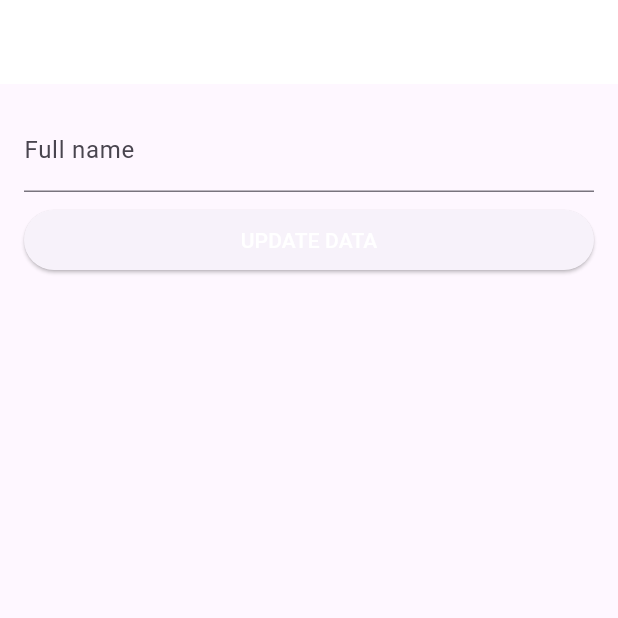
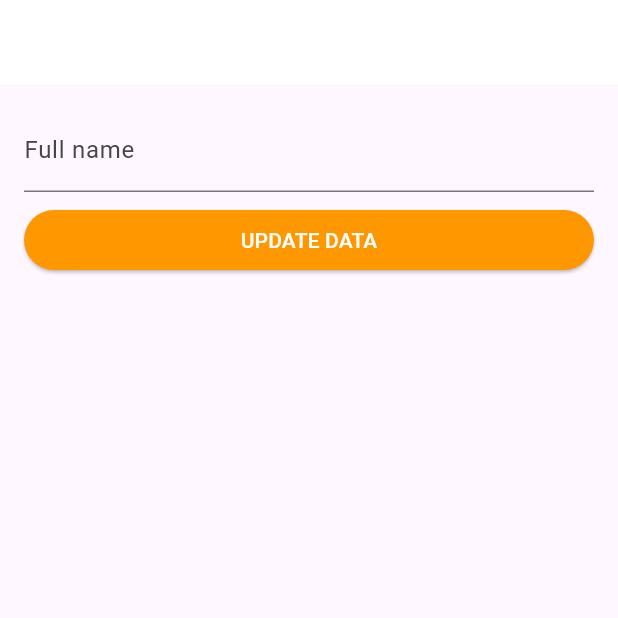
Before and after one commit to Abishekdeepak5/Cab, a Flutter app: the FormScreen screen opened directly with empty values, on a phone screen of 412 x 824 dp, the top half of it. Run offline on Flutter 3.47's test engine with Material 3 defaults, Android fonts, the phone set to English and light mode, and no system bars; our stand-ins replace geocoding, google_maps_flutter, location; network calls fail.

Commit message:
color updated

```diff
--- a/lib/components/crud/form_page.dart
+++ b/lib/components/crud/form_page.dart
@@ -77,7 +77,8 @@ class _FormScreenState extends State<FormScreen> {
                         }
                       });
                     },
-                    // color: Colors.orange[600],
+                    style: ElevatedButton.styleFrom(
+                        backgroundColor: Colors.orange),
                     child: Text(
                       // ignore: unnecessary_null_comparison
                       widget.brand == null
```
